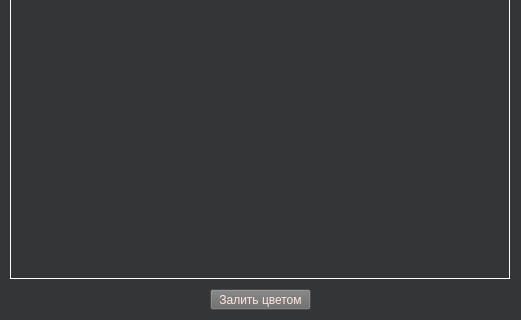
Qt form 2 course/comp_graphics/graph_lab_7/mainwindow.ui (Manerton/labs-se) before a commit; both pictures show x 0 to 521 and y 231 to 551 of the 521 by 551 pixel window.
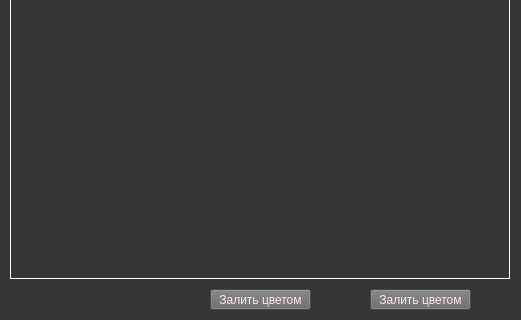
The same form after that commit.

Diff of the .ui file:
```diff
--- a/2 course/comp_graphics/graph_lab_7/mainwindow.ui
+++ b/2 course/comp_graphics/graph_lab_7/mainwindow.ui
@@ -179,6 +179,15 @@
         </color>
        </brush>
       </colorrole>
+      <colorrole role="PlaceholderText">
+       <brush brushstyle="NoBrush">
+        <color alpha="128">
+         <red>255</red>
+         <green>255</green>
+         <blue>255</blue>
+        </color>
+       </brush>
+      </colorrole>
      </active>
      <inactive>
       <colorrole role="WindowText">
@@ -316,6 +325,15 @@
         </color>
        </brush>
       </colorrole>
+      <colorrole role="PlaceholderText">
+       <brush brushstyle="NoBrush">
+        <color alpha="128">
+         <red>255</red>
+         <green>255</green>
+         <blue>255</blue>
+        </color>
+       </brush>
+      </colorrole>
      </inactive>
      <disabled>
       <colorrole role="WindowText">
@@ -453,6 +471,15 @@
         </color>
        </brush>
       </colorrole>
+      <colorrole role="PlaceholderText">
+       <brush brushstyle="NoBrush">
+        <color alpha="128">
+         <red>255</red>
+         <green>255</green>
+         <blue>255</blue>
+        </color>
+       </brush>
+      </colorrole>
      </disabled>
     </palette>
    </property>
@@ -516,6 +543,29 @@
      <bool>false</bool>
     </property>
    </widget>
+   <widget class="QPushButton" name="pushButton_draw_zatravka">
+    <property name="geometry">
+     <rect>
+      <x>370</x>
+      <y>520</y>
+      <width>101</width>
+      <height>21</height>
+     </rect>
+    </property>
+    <property name="autoFillBackground">
+     <bool>false</bool>
+    </property>
+    <property name="styleSheet">
+     <string notr="true">color: rgb(255, 230, 224);
+background-color: rgb(104, 104, 104);</string>
+    </property>
+    <property name="text">
+     <string>Залить цветом</string>
+    </property>
+    <property name="checkable">
+     <bool>false</bool>
+    </property>
+   </widget>
   </widget>
  </widget>
  <tabstops>
```
